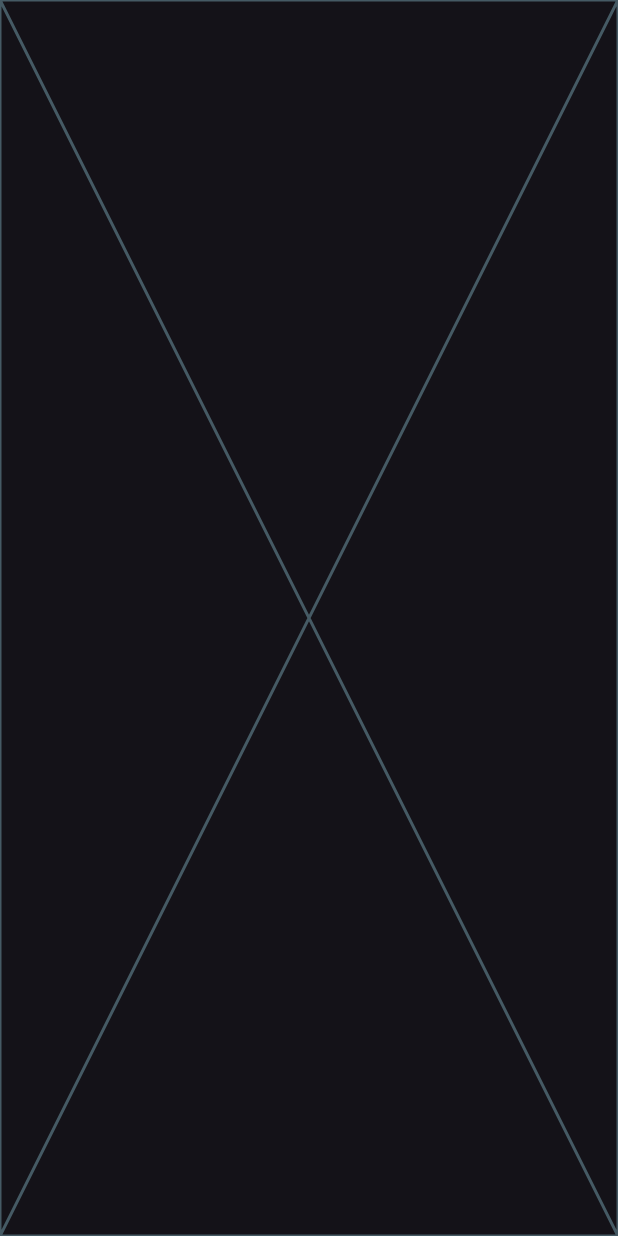
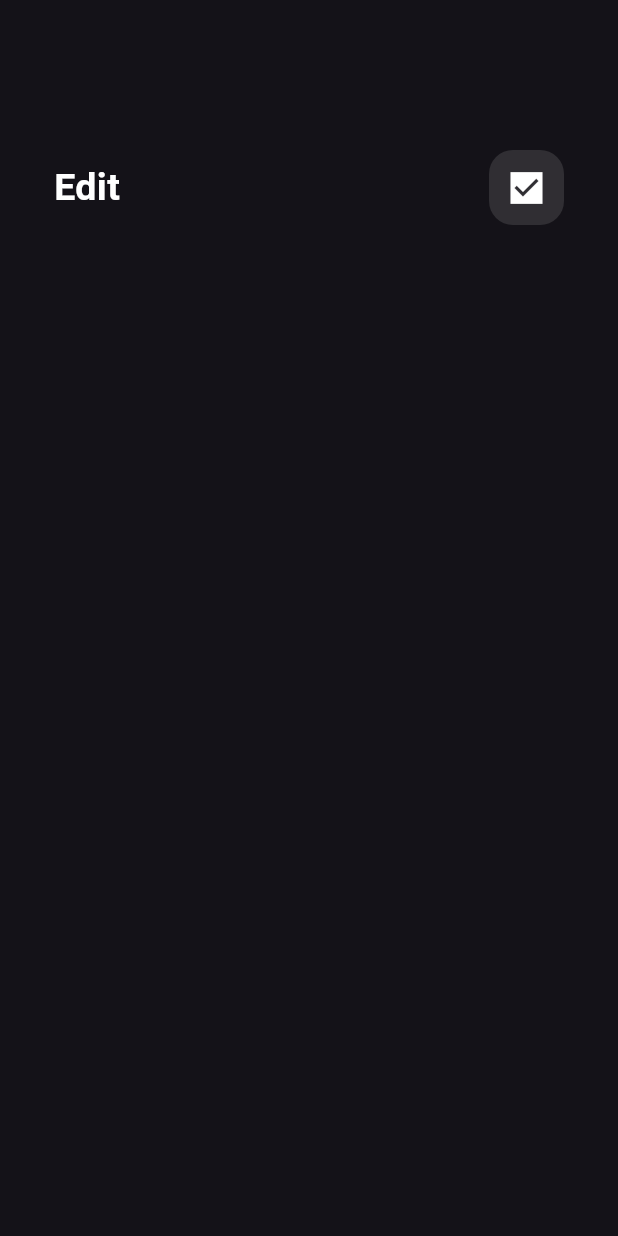
Before and after one commit to elshaarawy7/NotesApp, a Flutter app: the screen it shows after launch, after a tap on "Flutter Tips", on a phone screen of 412 x 824 dp. Run offline on Flutter 3.47's test engine with Material 3 defaults, Android fonts, the phone set to English and light mode, and no system bars.

Commit message:
add custem appar and adite nots view

```diff
--- a/lib/widgets/custem_appar.dart
+++ b/lib/widgets/custem_appar.dart
@@ -2,25 +2,29 @@ import 'package:flutter/material.dart';
 import 'package:notes_app/widgets/custem_search_icon.dart';
 
 class CustemAppar extends StatelessWidget {
-  const CustemAppar({super.key});
+  const CustemAppar({super.key , required this.title , required this.icon});
+
+  final String title;
+  final IconData icon;
 
   @override
   Widget build(BuildContext context) {
-    return const Padding(
+    return Padding(
       padding: const EdgeInsets.symmetric(horizontal: 24 , vertical: 50),
       child: Row(
-        children: const [
-          Text("Notes" , style: TextStyle(
+        mainAxisAlignment: MainAxisAlignment.spaceBetween,
+        children:  [
+          Text("$title" , style: const TextStyle(
             color: Colors.white ,
             fontSize: 25,
             fontWeight: FontWeight.bold ,
           ),) ,
 
-          SizedBox(
-            width:220,
-            ),
 
-          CustemSearchIcon()
+
+          CustemSearchIcon(
+           icon: icon,
+          )
         ],
       ),
     );
--- a/lib/widgets/custem_search_icon.dart
+++ b/lib/widgets/custem_search_icon.dart
@@ -1,7 +1,9 @@
 import 'package:flutter/material.dart';
 
 class CustemSearchIcon extends StatelessWidget {
-  const CustemSearchIcon({super.key});
+  const CustemSearchIcon({super.key , required this.icon});
+
+  final IconData icon ;
 
   @override
   Widget build(BuildContext context) {
@@ -12,9 +14,9 @@ class CustemSearchIcon extends StatelessWidget {
         color: Colors.grey.withOpacity(.2),
         borderRadius: BorderRadius.circular(16),
       ),
-      child: const Center(
+      child:  Center(
           child: Icon(
-        Icons.search,
+        icon,
         size: 28,
         color: Colors.white,
       ),
--- a/lib/widgets/edits_nots_view_body.dart
+++ b/lib/widgets/edits_nots_view_body.dart
@@ -1,10 +1,25 @@
 import 'package:flutter/material.dart';
+import 'package:notes_app/widgets/custem_appar.dart';
 
 class EditsNotsViewBody extends StatelessWidget {
   const EditsNotsViewBody({super.key});
 
   @override
   Widget build(BuildContext context) {
-    return const Placeholder();
+    return const Padding(
+      padding: EdgeInsets.symmetric(horizontal: 12),
+      child: Column(
+        children: [
+          SizedBox(height: 50,),
+          CustemAppar(
+            title: 'Edit',
+            icon: Icons.check_box_sharp ,
+
+          ) ,
+
+
+        ],
+      ),
+    );
   }
 }
--- a/lib/widgets/nots_views_body.dart
+++ b/lib/widgets/nots_views_body.dart
@@ -9,9 +9,12 @@ class NotsViewsBody extends StatelessWidget {
 
   @override
   Widget build(BuildContext context) {
-    return Column(
+    return const Column(
       children: [
-        CustemAppar(),
+        CustemAppar(
+          title: 'Notes',
+          icon: Icons.search,
+        ),
 
         SizedBox(height:3,),
 
```
